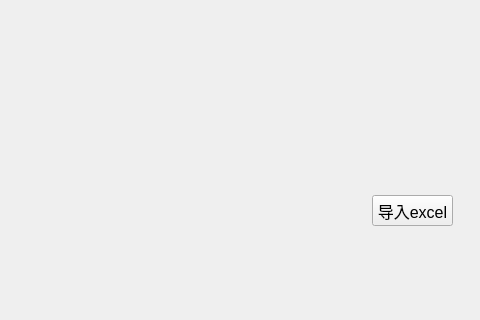
Before: the Qt Designer form source/administer.ui in Sodataco/exam-system, drawn with Qt 5; both pictures show x 278 to 758 and y 115 to 435 of the 758 by 435 pixel window.
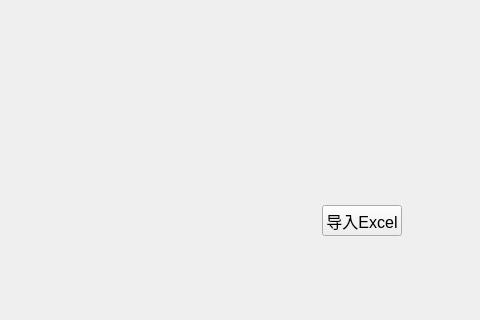
After: the same form once the commit is applied.

Commit message: 修导入excel的bug

Patch:
```diff
--- a/source/administer.ui
+++ b/source/administer.ui
@@ -78,14 +78,14 @@
   <widget class="QPushButton" name="importExcel">
    <property name="geometry">
     <rect>
-     <x>650</x>
-     <y>310</y>
-     <width>81</width>
+     <x>600</x>
+     <y>320</y>
+     <width>80</width>
      <height>31</height>
     </rect>
    </property>
    <property name="text">
-    <string>导入excel</string>
+    <string>导入Excel</string>
    </property>
   </widget>
  </widget>
```
The commit also changes 3 other files.
